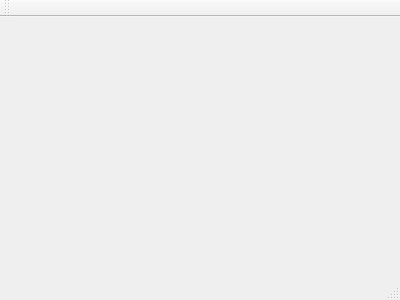
The window that mainwindow.ui (Jessica-Dasul-Jung/ca) describes before a commit, drawn with Qt 5.
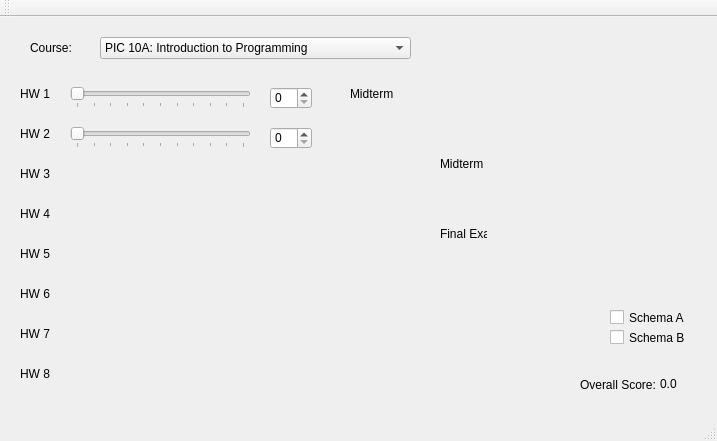
The same window after the commit.

Commit message: added ui: implementing Qt Designer

What changed in the file:
```diff
--- a/mainwindow.ui
+++ b/mainwindow.ui
@@ -1,24 +1,342 @@
 <ui version="4.0">
  <class>MainWindow</class>
- <widget class="QMainWindow" name="MainWindow" >
-  <property name="geometry" >
+ <widget class="QMainWindow" name="MainWindow">
+  <property name="geometry">
    <rect>
     <x>0</x>
     <y>0</y>
-    <width>400</width>
-    <height>300</height>
+    <width>717</width>
+    <height>441</height>
    </rect>
   </property>
   <property name="windowTitle" >
    <string>MainWindow</string>
   </property>
-  <widget class="QMenuBar" name="menuBar" />
-  <widget class="QToolBar" name="mainToolBar" />
-  <widget class="QWidget" name="centralWidget" />
-  <widget class="QStatusBar" name="statusBar" />
+  <widget class="QWidget" name="centralWidget">
+   <widget class="QCheckBox" name="checkBox">
+    <property name="geometry">
+     <rect>
+      <x>610</x>
+      <y>290</y>
+      <width>91</width>
+      <height>21</height>
+     </rect>
+    </property>
+    <property name="text">
+     <string>Schema A</string>
+    </property>
+   </widget>
+   <widget class="QCheckBox" name="checkBox_2">
+    <property name="geometry">
+     <rect>
+      <x>610</x>
+      <y>310</y>
+      <width>91</width>
+      <height>21</height>
+     </rect>
+    </property>
+    <property name="text">
+     <string>Schema B</string>
+    </property>
+   </widget>
+   <widget class="QLabel" name="HW1">
+    <property name="geometry">
+     <rect>
+      <x>20</x>
+      <y>70</y>
+      <width>47</width>
+      <height>13</height>
+     </rect>
+    </property>
+    <property name="text">
+     <string>HW 1</string>
+    </property>
+   </widget>
+   <widget class="QLabel" name="HW2">
+    <property name="geometry">
+     <rect>
+      <x>20</x>
+      <y>110</y>
+      <width>47</width>
+      <height>13</height>
+     </rect>
+    </property>
+    <property name="text">
+     <string>HW 2</string>
+    </property>
+   </widget>
+   <widget class="QSlider" name="horizontalSlider_2">
+    <property name="geometry">
+     <rect>
+      <x>70</x>
+      <y>70</y>
+      <width>181</width>
+      <height>21</height>
+     </rect>
+    </property>
+    <property name="maximum">
+     <number>100</number>
+    </property>
+    <property name="orientation">
+     <enum>Qt::Horizontal</enum>
+    </property>
+    <property name="tickPosition">
+     <enum>QSlider::TicksBelow</enum>
+    </property>
+    <property name="tickInterval">
+     <number>10</number>
+    </property>
+   </widget>
+   <widget class="QLabel" name="HW3">
+    <property name="geometry">
+     <rect>
+      <x>20</x>
+      <y>150</y>
+      <width>47</width>
+      <height>13</height>
+     </rect>
+    </property>
+    <property name="text">
+     <string>HW 3</string>
+    </property>
+   </widget>
+   <widget class="QLabel" name="HW4">
+    <property name="geometry">
+     <rect>
+      <x>20</x>
+      <y>190</y>
+      <width>47</width>
+      <height>13</height>
+     </rect>
+    </property>
+    <property name="text">
+     <string>HW 4</string>
+    </property>
+   </widget>
+   <widget class="QLabel" name="HW5">
+    <property name="geometry">
+     <rect>
+      <x>20</x>
+      <y>230</y>
+      <width>47</width>
+      <height>13</height>
+     </rect>
+    </property>
+    <property name="text">
+     <string>HW 5</string>
+    </property>
+   </widget>
+   <widget class="QLabel" name="HW6">
+    <property name="geometry">
+     <rect>
+      <x>20</x>
+      <y>270</y>
+      <width>47</width>
+      <height>13</height>
+     </rect>
+    </property>
+    <property name="text">
+     <string>HW 6</string>
+    </property>
+   </widget>
+   <widget class="QLabel" name="HW7">
+    <property name="geometry">
+     <rect>
+      <x>20</x>
+      <y>310</y>
+      <width>47</width>
+      <height>13</height>
+     </rect>
+    </property>
+    <property name="text">
+     <string>HW 7</string>
+    </property>
+   </widget>
+   <widget class="QLabel" name="HW8">
+    <property name="geometry">
+     <rect>
+      <x>20</x>
+      <y>350</y>
+      <width>47</width>
+      <height>13</height>
+     </rect>
+    </property>
+    <property name="text">
+     <string>HW 8</string>
+    </property>
+   </widget>
+   <widget class="QSpinBox" name="spinBox">
+    <property name="geometry">
+     <rect>
+      <x>270</x>
+      <y>70</y>
+      <width>42</width>
+      <height>22</height>
+     </rect>
+    </property>
+   </widget>
+   <widget class="QComboBox" name="comboBox">
+    <property name="geometry">
+     <rect>
+      <x>100</x>
+      <y>20</y>
+      <width>311</width>
+      <height>22</height>
+     </rect>
+    </property>
+    <item>
+     <property name="text">
+      <string>PIC 10A: Introduction to Programming</string>
+     </property>
+    </item>
+    <item>
+     <property name="text">
+      <string>PIC 10B: Intermediate Programming</string>
+     </property>
+    </item>
+    <item>
+     <property name="text">
+      <string>PIC 10C: Advanced Programming</string>
+     </property>
+    </item>
+    <item>
+     <property name="text">
+      <string>MATH 61: Discrete Mathematics</string>
+     </property>
+    </item>
+   </widget>
+   <widget class="QLabel" name="label">
+    <property name="geometry">
+     <rect>
+      <x>30</x>
+      <y>20</y>
+      <width>71</width>
+      <height>21</height>
+     </rect>
+    </property>
+    <property name="text">
+     <string>Course:</string>
+    </property>
+   </widget>
+   <widget class="QLabel" name="label_2">
+    <property name="geometry">
+     <rect>
+      <x>350</x>
+      <y>70</y>
+      <width>47</width>
+      <height>13</height>
+     </rect>
+    </property>
+    <property name="text">
+     <string>Midterm 1</string>
+    </property>
+   </widget>
+   <widget class="QLabel" name="label_3">
+    <property name="geometry">
+     <rect>
+      <x>440</x>
+      <y>140</y>
+      <width>47</width>
+      <height>13</height>
+     </rect>
+    </property>
+    <property name="text">
+     <string>Midterm 2</string>
+    </property>
+   </widget>
+   <widget class="QLabel" name="label_4">
+    <property name="geometry">
+     <rect>
+      <x>440</x>
+      <y>210</y>
+      <width>47</width>
+      <height>13</height>
+     </rect>
+    </property>
+    <property name="text">
+     <string>Final Exam</string>
+    </property>
+   </widget>
+   <widget class="QLabel" name="label_5">
+    <property name="geometry">
+     <rect>
+      <x>580</x>
+      <y>360</y>
+      <width>81</width>
+      <height>16</height>
+     </rect>
+    </property>
+    <property name="text">
+     <string>Overall Score:</string>
+    </property>
+   </widget>
+   <widget class="QLabel" name="label_6">
+    <property name="geometry">
+     <rect>
+      <x>660</x>
+      <y>360</y>
+      <width>47</width>
+      <height>13</height>
+     </rect>
+    </property>
+    <property name="text">
+     <string>0.0</string>
+    </property>
+   </widget>
+   <widget class="QSpinBox" name="spinBox_2">
+    <property name="geometry">
+     <rect>
+      <x>270</x>
+      <y>110</y>
+      <width>42</width>
+      <height>22</height>
+     </rect>
+    </property>
+   </widget>
+   <widget class="QSlider" name="horizontalSlider_3">
+    <property name="geometry">
+     <rect>
+      <x>70</x>
+      <y>110</y>
+      <width>181</width>
+      <height>21</height>
+     </rect>
+    </property>
+    <property name="maximum">
+     <number>100</number>
+    </property>
+    <property name="orientation">
+     <enum>Qt::Horizontal</enum>
+    </property>
+    <property name="tickPosition">
+     <enum>QSlider::TicksBelow</enum>
+    </property>
+    <property name="tickInterval">
+     <number>10</number>
+    </property>
+   </widget>
+  </widget>
+  <widget class="QMenuBar" name="menuBar">
+   <property name="geometry">
+    <rect>
+     <x>0</x>
+     <y>0</y>
+     <width>717</width>
+     <height>21</height>
+    </rect>
+   </property>
+  </widget>
+  <widget class="QToolBar" name="mainToolBar">
+   <attribute name="toolBarArea">
+    <enum>TopToolBarArea</enum>
+   </attribute>
+   <attribute name="toolBarBreak">
+    <bool>false</bool>
+   </attribute>
+  </widget>
+  <widget class="QStatusBar" name="statusBar"/>
  </widget>
- <layoutDefault spacing="6" margin="11" />
- <pixmapfunction></pixmapfunction>
+ <layoutdefault spacing="6" margin="11"/>
  <resources/>
  <connections/>
 </ui>
```
Left out of the diff: 3 changed lines with no effect on the pictures.
